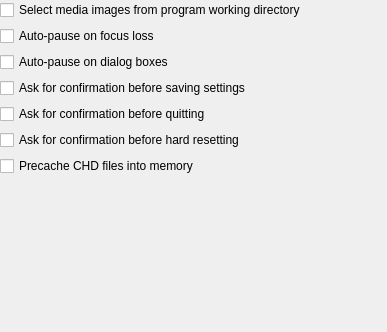
This is src/qt/qt_preferencesemulator.ui in 86Box/86Box as Qt 5 draws it before an edit. The edited form follows.
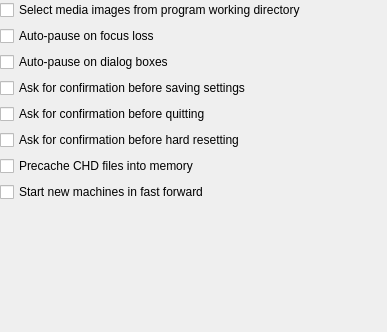
This is the edited form.

Commit message:
Fast forward at startup: machine setting and default for new machines
Adds a 'Fast forward at startup' checkbox to Settings > Machine >
Performance, so the option can be set without starting the machine.
Changing it does not need a hard reset.

Adds 'Start new machines in fast forward' to Preferences > Emulator
(off by default). When on, newly created machines get the option
enabled; existing machines are not changed.

Claude-Session: https://claude.ai/code/session_01KgTe6gDzCcejjv2zEPyLrL

Patch:
```diff
--- a/src/qt/qt_preferencesemulator.ui
+++ b/src/qt/qt_preferencesemulator.ui
@@ -78,6 +78,16 @@
      </property>
     </widget>
    </item>
+   <item>
+    <widget class="QCheckBox" name="checkBoxFastForwardNewMachines">
+     <property name="toolTip">
+      <string>Only affects machines created from now on. Each machine can be changed in its settings, under Machine &gt; Performance.</string>
+     </property>
+     <property name="text">
+      <string>Start new machines in fast forward</string>
+     </property>
+    </widget>
+   </item>
    <item>
     <spacer name="verticalSpacer">
      <property name="orientation">
```
The commit also changes 34 other files.
